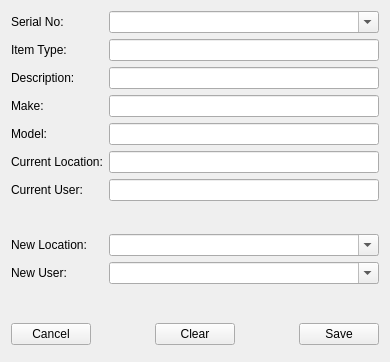
aumanimationstudios/Grantha, file GUI/guiTest/uiFiles/testUpdate01.ui: the form before one commit.
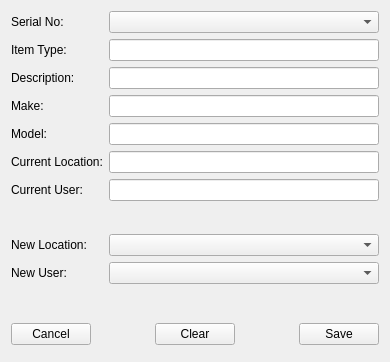
The form after the commit.

Patch:
```diff
--- a/GUI/guiTest/uiFiles/testUpdate01.ui
+++ b/GUI/guiTest/uiFiles/testUpdate01.ui
@@ -160,6 +160,9 @@
    </item>
    <item row="0" column="1">
     <widget class="QComboBox" name="serialNoBox">
+     <property name="enabled">
+      <bool>true</bool>
+     </property>
      <property name="sizePolicy">
       <sizepolicy hsizetype="MinimumExpanding" vsizetype="Fixed">
        <horstretch>0</horstretch>
@@ -167,7 +170,7 @@
       </sizepolicy>
      </property>
      <property name="editable">
-      <bool>true</bool>
+      <bool>false</bool>
      </property>
      <property name="maxVisibleItems">
       <number>20</number>
@@ -202,6 +205,9 @@
    </item>
    <item row="9" column="1">
     <widget class="QComboBox" name="newUserBox">
+     <property name="enabled">
+      <bool>true</bool>
+     </property>
      <property name="sizePolicy">
       <sizepolicy hsizetype="MinimumExpanding" vsizetype="Fixed">
        <horstretch>0</horstretch>
@@ -209,7 +215,7 @@
       </sizepolicy>
      </property>
      <property name="editable">
-      <bool>true</bool>
+      <bool>false</bool>
      </property>
      <property name="maxVisibleItems">
       <number>20</number>
@@ -260,6 +266,9 @@
    </item>
    <item row="8" column="1">
     <widget class="QComboBox" name="newLocationBox">
+     <property name="enabled">
+      <bool>true</bool>
+     </property>
      <property name="sizePolicy">
       <sizepolicy hsizetype="MinimumExpanding" vsizetype="Fixed">
        <horstretch>0</horstretch>
@@ -267,7 +276,7 @@
       </sizepolicy>
      </property>
      <property name="editable">
-      <bool>true</bool>
+      <bool>false</bool>
      </property>
      <property name="maxVisibleItems">
       <number>20</number>
```
